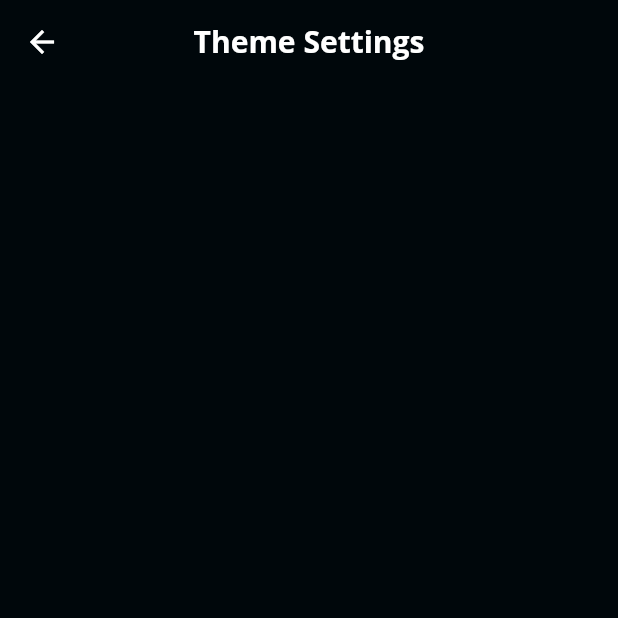
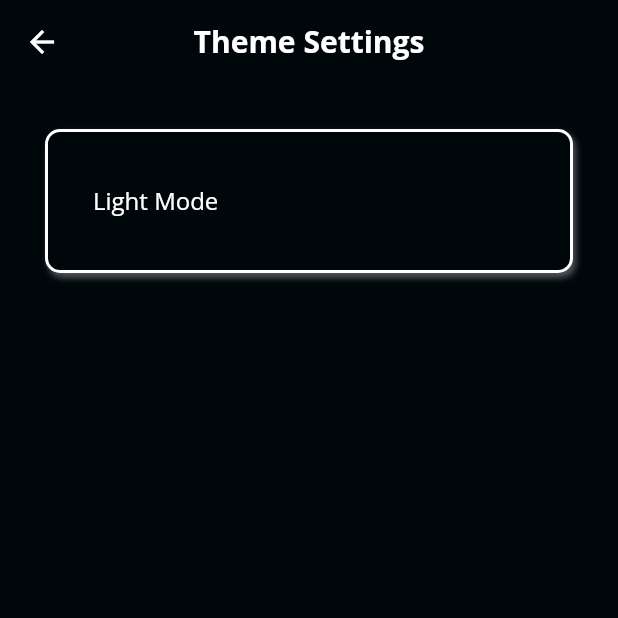
Before and after one commit to hadiyaaamir/khulasa, a Flutter app: the ThemeSetting screen opened directly, on a phone screen of 412 x 824 dp, the top half of it. Run offline on Flutter 3.47's test engine with Material 2 defaults, Android fonts, the phone set to English and light mode, and no system bars; our stand-ins replace cloud_firestore, file_picker, firebase_auth, firebase_core, flutter_tts, fluttertoast and 3 more; missing offline and left inert: dart:ffi, flutter_share_me, flutter_tesseract_ocr, pdf_text, syncfusion_flutter_xlsio; accounts and stored records are empty; network calls fail.

Commit message:
mode settings

```diff
--- /dev/null
+++ b/lib/Views/Settings/settingBtn.dart
@@ -0,0 +1,52 @@
+import 'package:flutter/material.dart';
+import 'package:khulasa/Controllers/Config/darkMode.dart';
+import 'package:khulasa/Models/colorTheme.dart';
+import 'package:khulasa/constants/colors.dart';
+import 'package:provider/provider.dart';
+
+class SettingBtn extends StatelessWidget {
+  const SettingBtn({
+    super.key,
+    required this.content,
+    required this.isSelected,
+  });
+
+  final Widget content;
+  final bool isSelected;
+
+  @override
+  Widget build(BuildContext context) {
+    ColorTheme colors = context.watch<DarkMode>().mode;
+    bool isDarkMode = context.watch<DarkMode>().isDarkMode;
+
+    return Padding(
+      padding: const EdgeInsets.only(bottom: 20),
+      child: Container(
+        padding: const EdgeInsets.all(30),
+        width: double.infinity,
+        decoration: BoxDecoration(
+          color: colors.background,
+          border: Border.all(
+              color: isSelected
+                  ? isDarkMode
+                      ? colors.text
+                      : colors.secondary
+                  : colors.primary,
+              width: isSelected ? 2 : 1),
+          borderRadius: BorderRadius.circular(10),
+          boxShadow: [
+            if (isSelected) ...[
+              BoxShadow(
+                color: Colors.grey.withOpacity(0.5),
+                spreadRadius: 0,
+                blurRadius: 3,
+                offset: const Offset(2, 3), // changes position of shadow
+              ),
+            ],
+          ],
+        ),
+        child: content,
+      ),
+    );
+  }
+}
--- a/lib/Views/Settings/settings.dart
+++ b/lib/Views/Settings/settings.dart
@@ -26,8 +26,8 @@ class _SettingsState extends State<Settings> {
     SettingsOption(
         title: 'Language', titleUrdu: 'اردو', navTo: LanguageSetting()),
     SettingsOption(title: 'Theme', titleUrdu: 'اردو', navTo: ThemeSetting()),
-    SettingsOption(title: 'Mode', titleUrdu: 'اردو', navTo: Mode()),
-    SettingsOption(title: 'Font', titleUrdu: 'اردو', navTo: Font()),
+    SettingsOption(title: 'Mode', titleUrdu: 'اردو', navTo: ModeSetting()),
+    SettingsOption(title: 'Font', titleUrdu: 'اردو', navTo: FontSetting()),
   ];
 
   @override
--- a/lib/Views/Settings/theme.dart
+++ b/lib/Views/Settings/theme.dart
@@ -1,7 +1,9 @@
 import 'package:flutter/material.dart';
 import 'package:khulasa/Controllers/Config/darkMode.dart';
 import 'package:khulasa/Models/colorTheme.dart';
+import 'package:khulasa/Views/Settings/settingBtn.dart';
 import 'package:khulasa/Views/Widgets/NavBar/customAppBar.dart';
+import 'package:khulasa/constants/sizes.dart';
 import 'package:provider/provider.dart';
 
 class ThemeSetting extends StatefulWidget {
@@ -15,10 +17,54 @@ class _ThemeSettingState extends State<ThemeSetting> {
   @override
   Widget build(BuildContext context) {
     ColorTheme colors = context.watch<DarkMode>().mode;
+    bool isDarkMode = context.watch<DarkMode>().isDarkMode;
 
     return Scaffold(
       backgroundColor: colors.background,
       appBar: CustomAppBar(title: 'Theme Settings'),
+      body: Padding(
+        padding: const EdgeInsets.symmetric(horizontal: 30, vertical: 30),
+        child: Column(
+          children: [
+            ThemeBtn(
+              text: 'Light Mode',
+              isSelected: true,
+            ),
+          ],
+        ),
+      ),
     );
   }
 }
+
+class ThemeBtn extends StatelessWidget {
+  const ThemeBtn({
+    super.key,
+    required this.text,
+    required this.isSelected,
+  });
+
+  final String text;
+  final bool isSelected;
+
+  @override
+  Widget build(BuildContext context) {
+    ColorTheme colors = context.watch<DarkMode>().mode;
+
+    return GestureDetector(
+      child: SettingBtn(
+        content: Padding(
+          padding: const EdgeInsets.symmetric(vertical: 5),
+          child: Text(
+            text,
+            style: TextStyle(color: colors.text, fontSize: buttonFont),
+          ),
+        ),
+        isSelected: isSelected,
+      ),
+      onTap: () {
+        context.read<DarkMode>().toggleMode();
+      },
+    );
+  }
+}
```
Also changed, not shown: lib/Views/Settings/font.dart (+4 -4 lines), lib/Views/Settings/mode.dart (+65 -7 lines), 1 other file.
